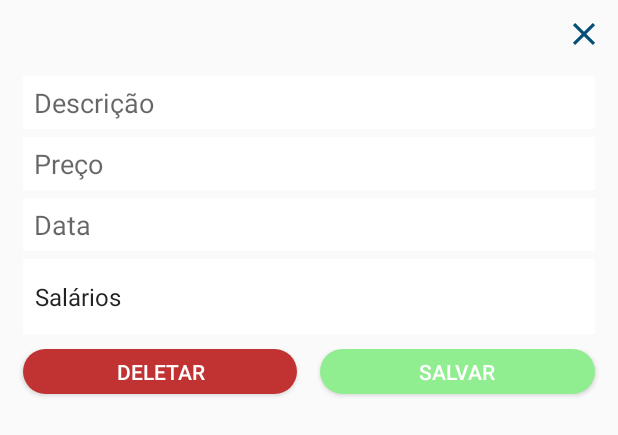
After one commit to viniciusmesquitac/MobillsChallenge-Kotlin, an Android app: the layout dialog_info_incomes.xml on its own in the app's theme, with its tools: preview values and no code run, on a phone screen of 412 x 824 dp. The commit adds this screen. Shown: the top 435 px of the screen. Run offline under Robolectric (Android 15) with nearby library versions, the phone set to English and light mode, and no system bars.

Commit message:
update spinner

```diff
--- a/app/src/main/java/com/example/financialapp/Fragments/ExpensesFragment.kt
+++ b/app/src/main/java/com/example/financialapp/Fragments/ExpensesFragment.kt
@@ -86,8 +86,8 @@ class ExpensesFragment : Fragment(), IRecyclerView {
                     view_dialog.edit_price_dialog.setText(price.toString())
                     view_dialog.edit_description_dialog.setText(description.toString())
                     view_dialog.edit_date_dialog.setText(sdf.format(date).toString())
+                    setSpinnerSelection(category!!, view_dialog)
                 }
-                view_dialog.mySpinner_dialog.setSelection(0)
 
                 val close = view_dialog.findViewById(R.id.iv_close) as ImageView
                 close.setOnClickListener {
@@ -123,6 +123,15 @@ class ExpensesFragment : Fragment(), IRecyclerView {
                 dialog?.show()
             }
         })
+    }
+
+    private fun setSpinnerSelection(category: String, view: View) {
+        when(category) {
+            "Casa" -> view.mySpinner_dialog.setSelection(0)
+            "Alimentação" -> view.mySpinner_dialog.setSelection(1)
+            "Transporte" -> view.mySpinner_dialog.setSelection(2)
+            "Outras receitas" -> view.mySpinner_dialog.setSelection(3)
+        }
     }
 
     override fun RecyclerView.addOnItemClickListener(onClickListener: OnItemClickListener) {
--- a/app/src/main/java/com/example/financialapp/Fragments/IncomesFragment.kt
+++ b/app/src/main/java/com/example/financialapp/Fragments/IncomesFragment.kt
@@ -81,7 +81,7 @@ class IncomesFragment : Fragment(), IRecyclerView {
                 val income = incomesList[position]
                 val dialog = activity?.let { BottomSheetDialog(it) }
 
-                val view_dialog = layoutInflater.inflate(R.layout.dialog_info_expenses, null)
+                val view_dialog = layoutInflater.inflate(R.layout.dialog_info_incomes, null)
 
                 val sdf = SimpleDateFormat("dd/MM/yyyy")
 
@@ -90,8 +90,8 @@ class IncomesFragment : Fragment(), IRecyclerView {
                     view_dialog.edit_price_dialog.setText(price.toString())
                     view_dialog.edit_description_dialog.setText(description.toString())
                     view_dialog.edit_date_dialog.setText(sdf.format(date).toString())
+                    //setSpinnerSelection(category!!, view_dialog)
                 }
-                view_dialog.mySpinner_dialog.setSelection(0)
 
                 val close = view_dialog.findViewById<ImageView>(R.id.iv_close)
                 close.setOnClickListener {
@@ -157,6 +157,15 @@ class IncomesFragment : Fragment(), IRecyclerView {
         txt_total_incomes?.setText(input)
     }
 
+    private fun setSpinnerSelection(category: String, view: View) {
+        when(category) {
+            "Salários" -> view.mySpinner_dialog.setSelection(0)
+            "Emprestimos" -> view.mySpinner_dialog.setSelection(1)
+            "Investimentos" -> view.mySpinner_dialog.setSelection(2)
+            "Outro" -> view.mySpinner_dialog.setSelection(3)
+        }
+    }
+
     fun checkAdapterStatus(adapter: IncomesAdapter) {
         if(adapter.itemCount == 0) {
             backgroundEmpty_text_ic?.visibility = View.VISIBLE
--- a/app/src/main/res/layout/activity_insert_incomes.xml
+++ b/app/src/main/res/layout/activity_insert_incomes.xml
@@ -115,7 +115,7 @@
         android:layout_height="50dp"
         android:prompt="@string/spinner_category"
         android:layout_marginTop="16dp"
-        android:entries="@array/categories"
+        android:entries="@array/categories_incomes"
         android:outlineProvider="bounds"
         android:spinnerMode="dialog"
         app:layout_constraintEnd_toEndOf="@+id/editDate_income"
--- /dev/null
+++ b/app/src/main/res/layout/dialog_info_incomes.xml
@@ -0,0 +1,108 @@
+<?xml version="1.0" encoding="utf-8"?>
+<LinearLayout xmlns:android="http://schemas.android.com/apk/res/android"
+    android:layout_width="match_parent"
+    android:layout_height="match_parent"
+    android:orientation="vertical">
+
+
+    <ImageView
+        android:id="@+id/iv_close"
+        android:layout_width="25dp"
+        android:layout_height="25dp"
+        android:layout_margin="10dp"
+        android:layout_gravity="end"
+        android:src="@drawable/close"/>
+
+    <EditText
+        android:id="@+id/edit_description_dialog"
+        android:layout_width="match_parent"
+        android:layout_height="wrap_content"
+        android:layout_marginLeft="15dp"
+        android:layout_marginTop="5dp"
+        android:layout_marginRight="15dp"
+        android:background="@drawable/edit_text_customize"
+        android:hint="Descrição"
+        android:paddingLeft="7dp"
+        android:paddingTop="5dp"
+        android:paddingBottom="5dp" />
+
+    <EditText
+        android:id="@+id/edit_price_dialog"
+        android:layout_width="match_parent"
+        android:layout_height="wrap_content"
+        android:layout_marginLeft="15dp"
+        android:layout_marginTop="5dp"
+        android:layout_marginRight="15dp"
+        android:background="@drawable/edit_text_customize"
+        android:hint="Preço"
+        android:paddingLeft="7dp"
+        android:paddingTop="5dp"
+        android:paddingBottom="5dp" />
+
+    <EditText
+        android:background="@drawable/edit_text_customize"
+        android:id="@+id/edit_date_dialog"
+        android:layout_width="match_parent"
+        android:layout_height="wrap_content"
+        android:layout_marginLeft="15dp"
+        android:layout_marginRight="15dp"
+        android:paddingLeft="7dp"
+        android:layout_marginTop="5dp"
+        android:paddingTop="5dp"
+        android:paddingBottom="5dp"
+        android:clickable="true"
+        android:focusable="false"
+        android:hint="Data"
+        android:inputType="date"
+        android:selectAllOnFocus="false"/>
+
+    <Spinner
+        android:id="@+id/mySpinner_dialog"
+        android:layout_width="match_parent"
+        android:layout_height="50dp"
+        android:layout_marginLeft="15dp"
+        android:layout_marginTop="5dp"
+        android:layout_marginRight="15dp"
+        android:layout_marginBottom="10dp"
+        android:background="@drawable/edit_text_customize"
+        android:entries="@array/categories_incomes"
+        android:outlineProvider="bounds"
+        android:spinnerMode="dialog" />
+
+    <LinearLayout
+        android:layout_width="match_parent"
+        android:layout_height="match_parent">
+
+        <Button
+            android:id="@+id/btnDeleteExpense"
+            android:layout_width="0dp"
+            android:layout_weight="1"
+            android:layout_height="30dp"
+            android:layout_marginBottom="10dp"
+            android:layout_marginLeft="15dp"
+            android:layout_marginRight="15dp"
+            android:layout_alignParentBottom="true"
+            android:background="@drawable/button_rounded"
+            android:backgroundTint="@color/colorRed"
+            android:text="Deletar"
+            android:textColor="@color/colorWhite" />
+
+        <Button
+            android:id="@+id/btnUpdateExpense"
+            android:layout_width="0dp"
+            android:layout_height="30dp"
+
+            android:layout_marginRight="15dp"
+            android:layout_marginBottom="10dp"
+            android:layout_weight="1"
+            android:layout_alignParentBottom="true"
+            android:background="@drawable/button_rounded"
+            android:backgroundTint="@color/colorLightGreen"
+            android:text="Salvar"
+            android:textColor="@color/colorWhite" />
+
+    </LinearLayout>
+
+
+
+</LinearLayout>
--- a/app/src/main/res/values/strings.xml
+++ b/app/src/main/res/values/strings.xml
@@ -12,12 +12,14 @@
         <item>Casa</item>
         <item>Alimentação</item>
         <item>Transporte</item>
+        <item>Outro</item>
     </string-array>
 
     <string-array name="categories_incomes">
-        <item>Casa</item>
-        <item>Alimentação</item>
-        <item>Transporte</item>
+        <item>Salários</item>
+        <item>Emprestimos</item>
+        <item>Investimentos</item>
+        <item>Outras receitas</item>
     </string-array>
 
 </resources>
```
